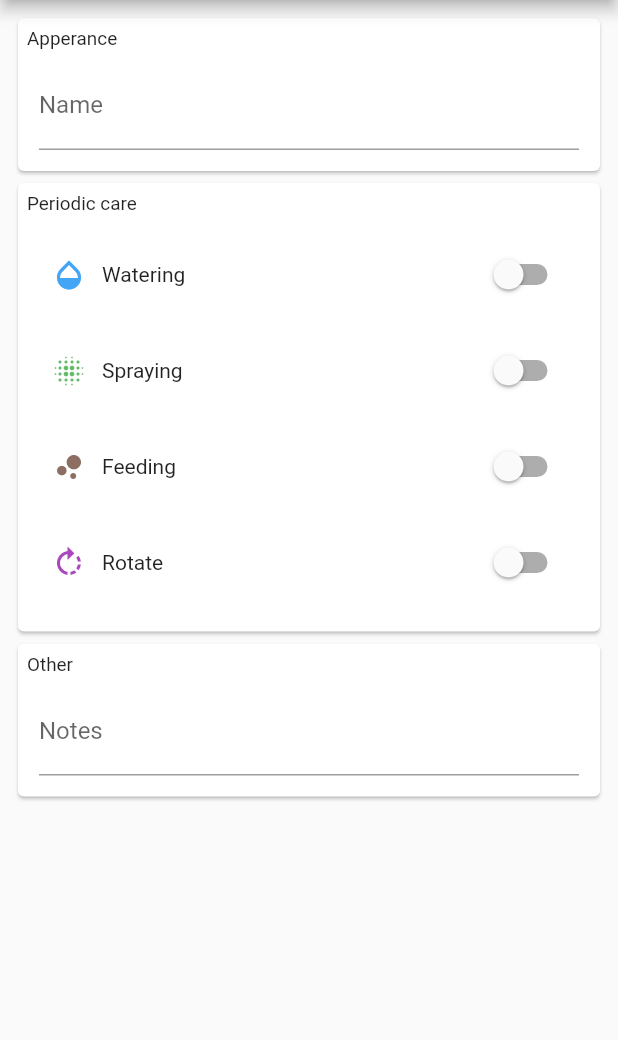
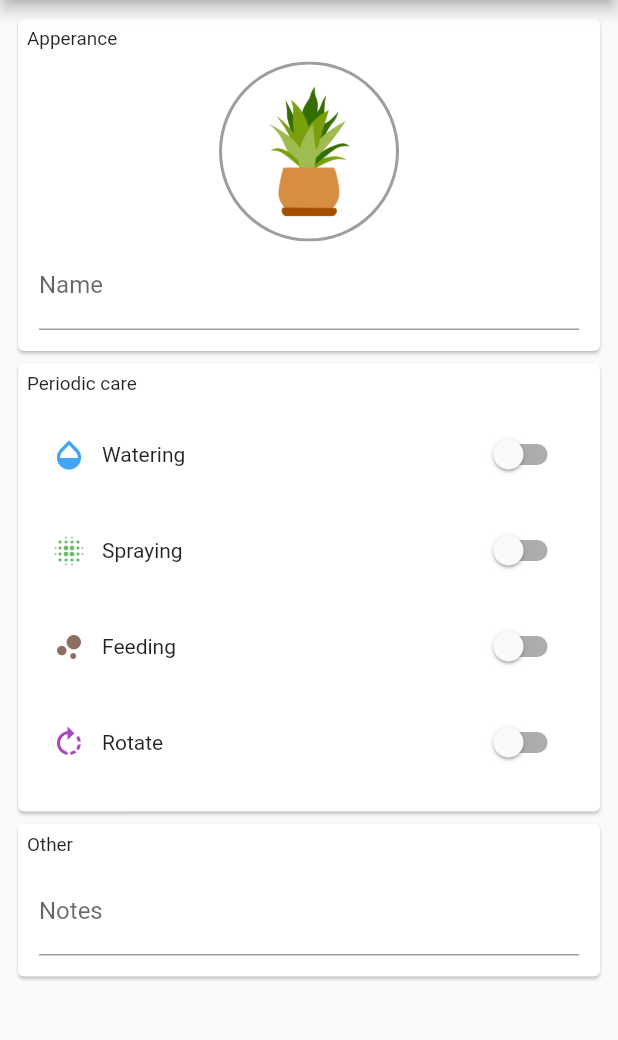
Before and after one commit to micro-bc/plant, a Flutter app: the AddPlantPage screen opened by its route, on a phone screen of 412 x 824 dp, the part 84-1124 px from its top. Run offline on Flutter 3.47's test engine with Material 2 defaults, Android fonts, the phone set to English and light mode, and no system bars; our stand-ins replace equatable, flutter_local_notifications, localstorage.

Commit message:
Add plant types

```diff
--- a/lib/components/plant_form.dart
+++ b/lib/components/plant_form.dart
@@ -1,4 +1,5 @@
 import 'package:flutter/material.dart';
+import 'package:plant/components/select_plant.dart';
 import 'package:plant/models/plant.dart';
 import 'package:plant/utils/care_icons.dart';
 import 'package:provider/provider.dart';
@@ -15,6 +16,7 @@ class PlantForm extends StatelessWidget {
               _FormGroup(
                 title: 'Apperance',
                 children: [
+                  SelectPlant(),
                   TextFormField(
                     decoration: const InputDecoration(
                       labelText: 'Name',
--- a/lib/components/plant_tile.dart
+++ b/lib/components/plant_tile.dart
@@ -16,7 +16,7 @@ class PlantTile extends StatelessWidget {
           padding: const EdgeInsets.all(8.0),
           child: Row(
             children: [
-              Image.asset('assets/plant1.png', height: 90),
+              Image(image: plant.type.getImage(), height: 90),
               Expanded(
                 child: Padding(
                   padding: const EdgeInsets.all(15.0),
--- /dev/null
+++ b/lib/components/select_plant.dart
@@ -0,0 +1,53 @@
+import 'package:flutter/material.dart';
+import 'package:plant/models/plant.dart';
+import 'package:plant/utils/plant_type.dart';
+import 'package:provider/provider.dart';
+
+class SelectPlant extends StatelessWidget {
+  @override
+  Widget build(BuildContext context) => Material(
+        type: MaterialType.transparency,
+        child: Ink(
+          height: 120,
+          decoration: BoxDecoration(
+            border: Border.all(color: Colors.grey, width: 2),
+            shape: BoxShape.circle,
+          ),
+          child: InkWell(
+            borderRadius: BorderRadius.circular(60),
+            onTap: () => showDialog<PlantType>(
+              context: context,
+              builder: (context) => _SelectPlantDialog(),
+            ).then((value) {
+              if (value != null) context.read<PlantModel>().type = value;
+            }),
+            child: Padding(
+              padding: const EdgeInsets.all(10),
+              child: Image(
+                image: context
+                    .select<PlantModel, PlantType>((value) => value.type)
+                    .getImage(),
+              ),
+            ),
+          ),
+        ),
+      );
+}
+
+class _SelectPlantDialog extends StatelessWidget {
+  @override
+  Widget build(BuildContext context) => SimpleDialog(
+        title: const Text('Select type'),
+        children: PlantType.values
+            .map((e) => SimpleDialogOption(
+                  onPressed: () => Navigator.of(context).pop(e),
+                  child: Row(
+                    children: [
+                      Image(image: e.getImage(), height: 80),
+                      Text(e.name, textScaleFactor: 1.2),
+                    ],
+                  ),
+                ))
+            .toList(),
+      );
+}
--- a/lib/models/plant.dart
+++ b/lib/models/plant.dart
@@ -1,25 +1,22 @@
 import 'package:equatable/equatable.dart';
 import 'package:flutter/foundation.dart';
+import 'package:plant/utils/plant_type.dart';
 import 'package:uuid/uuid.dart';
 
 class PlantModel extends ChangeNotifier with EquatableMixin {
-  String _id;
-  String _name;
-  String _notes;
-
-  PlantCareModel _watering;
-  PlantCareModel _spraying;
-  PlantCareModel _feeding;
-  PlantCareModel _rotating;
+  String _id, _name, _notes;
+  PlantType _type;
+  PlantCareModel _watering, _spraying, _feeding, _rotating;
 
   @override
   List<Object?> get props =>
-      [_id, _name, _notes, _watering, _spraying, _feeding, _rotating];
+      [_id, _name, _notes, _type, _watering, _spraying, _feeding, _rotating];
 
   PlantModel({
     String? id,
     String? name,
     String? notes,
+    PlantType? type,
     PlantCareModel? watering,
     PlantCareModel? spraying,
     PlantCareModel? feeding,
@@ -27,6 +24,7 @@ class PlantModel extends ChangeNotifier with EquatableMixin {
   })  : _id = id ?? Uuid().v4(),
         _name = name ?? "",
         _notes = notes ?? "",
+        _type = type ?? PlantType.PLANT1,
         _watering = watering?.clone() ?? PlantCareModel(),
         _spraying = spraying?.clone() ?? PlantCareModel(),
         _feeding = feeding?.clone() ?? PlantCareModel(),
@@ -41,6 +39,7 @@ class PlantModel extends ChangeNotifier with EquatableMixin {
         id: _id,
         name: _name,
         notes: _notes,
+        type: _type,
         watering: _watering.clone(),
         spraying: _spraying.clone(),
         feeding: _feeding.clone(),
@@ -51,6 +50,7 @@ class PlantModel extends ChangeNotifier with EquatableMixin {
         'id': _id,
         'name': _name,
         'notes': _notes,
+        'type': _type.toJson(),
         'watering': _watering.toJson(),
         'spraying': _spraying.toJson(),
         'feeding': _feeding.toJson(),
@@ -62,6 +62,7 @@ class PlantModel extends ChangeNotifier with EquatableMixin {
           id: map['id'],
           name: map['name'],
           notes: map['notes'],
+          type: map['type'] == null ? null : PlantType.getByName(map['type']),
           watering: map['watering'] == null
               ? null
               : PlantCareModel.fromJson(map['watering']),
@@ -79,6 +80,7 @@ class PlantModel extends ChangeNotifier with EquatableMixin {
   String get id => _id;
   String get name => _name;
   String get notes => _notes;
+  PlantType get type => _type;
 
   PlantCareModel get watering => _watering;
   PlantCareModel get spraying => _spraying;
@@ -92,6 +94,11 @@ class PlantModel extends ChangeNotifier with EquatableMixin {
 
   set notes(String notes) {
     _notes = notes;
+    notifyListeners();
+  }
+
+  set type(PlantType type) {
+    _type = type;
     notifyListeners();
   }
 }
--- a/lib/screens/plant_details_page.dart
+++ b/lib/screens/plant_details_page.dart
@@ -65,7 +65,7 @@ class _PlantDetails extends StatelessWidget {
           padding: const EdgeInsets.all(20.0),
           child: ListView(
             children: [
-              Image.asset('assets/plant1.png', height: 150),
+              Image(image: plant.type.getImage(), height: 150),
               Center(
                 child: Padding(
                   padding: const EdgeInsets.all(15.0),
--- /dev/null
+++ b/lib/utils/plant_type.dart
@@ -0,0 +1,26 @@
+import 'package:flutter/material.dart';
+
+class PlantType {
+  static const PLANT1 = PlantType._('Type 1', 'assets/plant1.png');
+  static const PLANT2 = PlantType._('Type 2', 'assets/plant2.png');
+  static const PLANT3 = PlantType._('Type 3', 'assets/plant3.png');
+
+  static const values = <PlantType>[
+    PLANT1,
+    PLANT2,
+    PLANT3,
+  ];
+
+  static PlantType? getByName(String name) {
+    final a = values.where((element) => element.name == name);
+    return a.length == 1 ? a.first : null;
+  }
+
+  final String name, assetName;
+
+  const PlantType._(this.name, this.assetName);
+
+  ImageProvider getImage() => AssetImage(assetName);
+
+  String toJson() => name;
+}
--- a/pubspec.yaml
+++ b/pubspec.yaml
@@ -44,6 +44,8 @@ flutter:
   assets:
     - assets/icon/app_icon.png
     - assets/plant1.png
+    - assets/plant2.png
+    - assets/plant3.png
 
   # An image asset can refer to one or more resolution-specific "variants", see
   # https://flutter.dev/assets-and-images/#resolution-aware.
```
Also changed, not shown: assets/plant2.png (added), assets/plant3.png (added).
